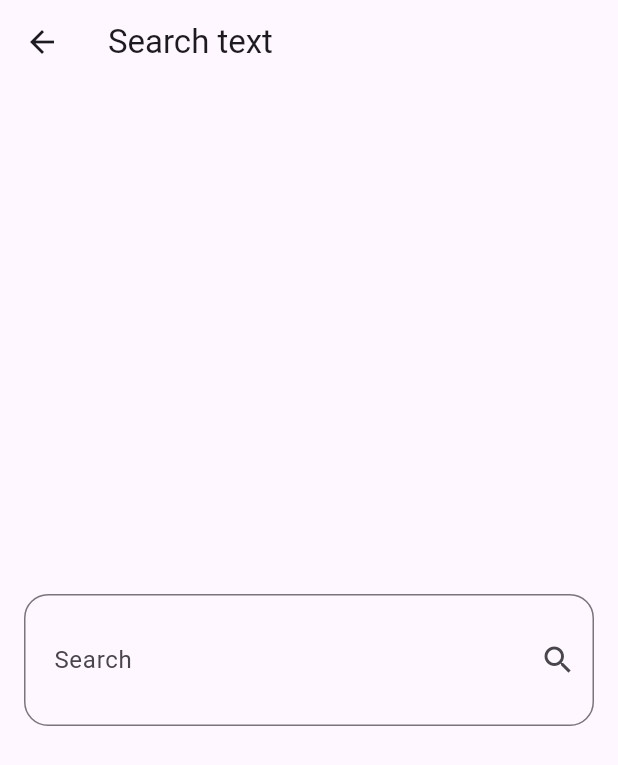
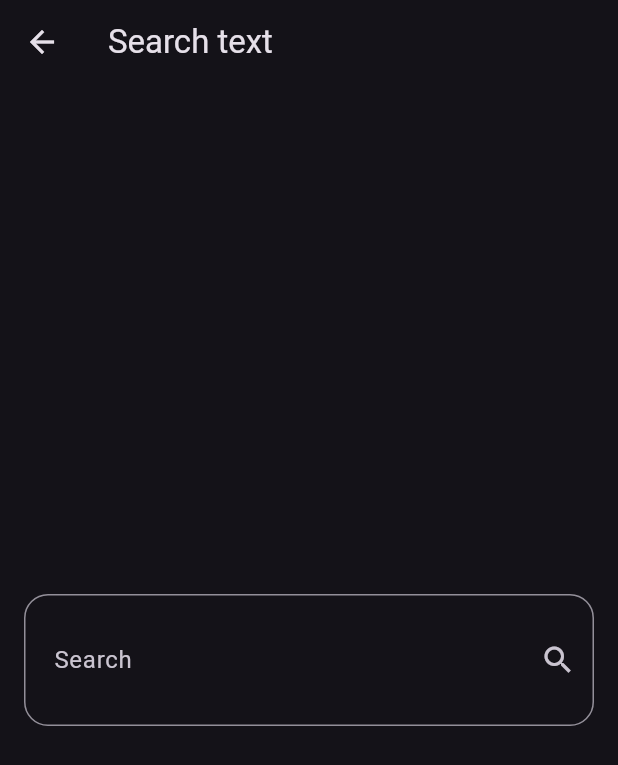
Before and after one commit to midomohamed61/Weather-App, a Flutter app: the screen it shows after launch, after a tap on the "search" icon, on a phone screen of 412 x 824 dp. Shown: the top 765 px of the screen. Run offline on Flutter 3.47's test engine with Material 3 defaults, Android fonts, the phone set to English and light mode, and no system bars; our stand-ins replace bloc, dio, flutter_bloc.

Commit message:
Weather App Fourth commit

```diff
--- a/lib/main.dart
+++ b/lib/main.dart
@@ -18,8 +18,11 @@ class _MyAppState extends State<MyApp> {
   Widget build(BuildContext context) {
     return BlocProvider(
       create: (BuildContext context) => GetWeatherCubit(),
-      child: const MaterialApp(
+      child:  MaterialApp(
         debugShowCheckedModeBanner: false,
+        theme: ThemeData(
+          brightness: Brightness.dark
+        ),
         home: HomeView(),
       ),
     );
--- a/lib/widgets/weather_info_body.dart
+++ b/lib/widgets/weather_info_body.dart
@@ -27,7 +27,7 @@ class _WeatherInfoBodyState extends State<WeatherInfoBody> {
             fontSize: 32,
           ),
           ),
-          Text("updated at ${weatherModel.data.hour}:${weatherModel.data.minute} : ${weatherModel.data.second}",
+          Text("updated at ${weatherModel.data.hour}:${weatherModel.data.minute}",
           style: TextStyle(
             fontSize: 24,
           ),
```
